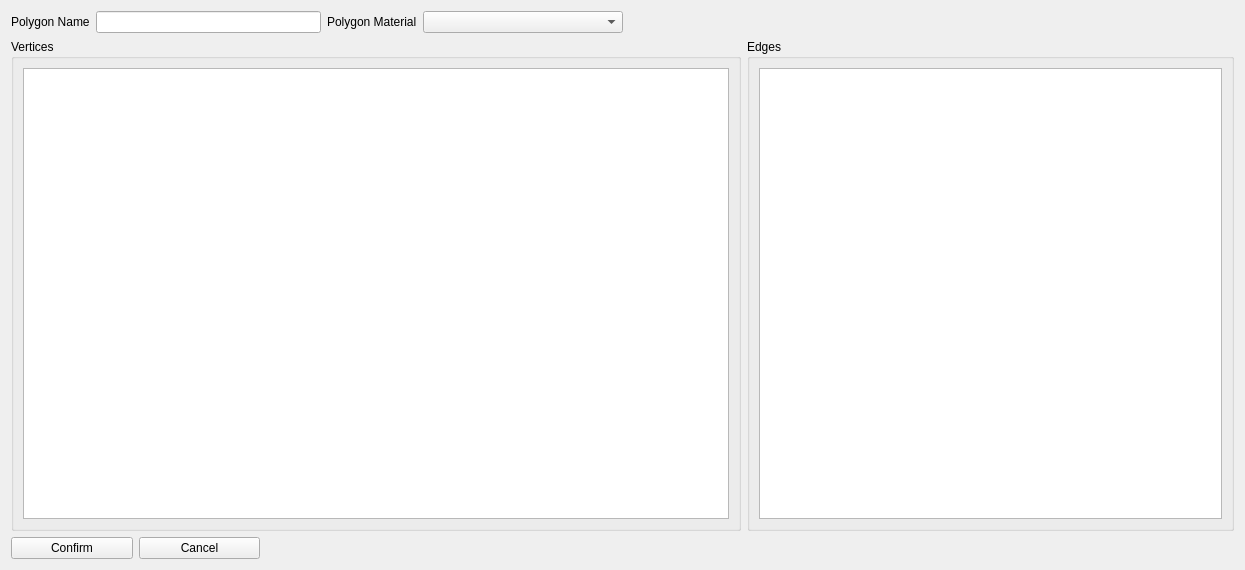
First picture: the form in frontend/editor/editor.ui, repository lord-of-nothing/dirg3, before the edit.
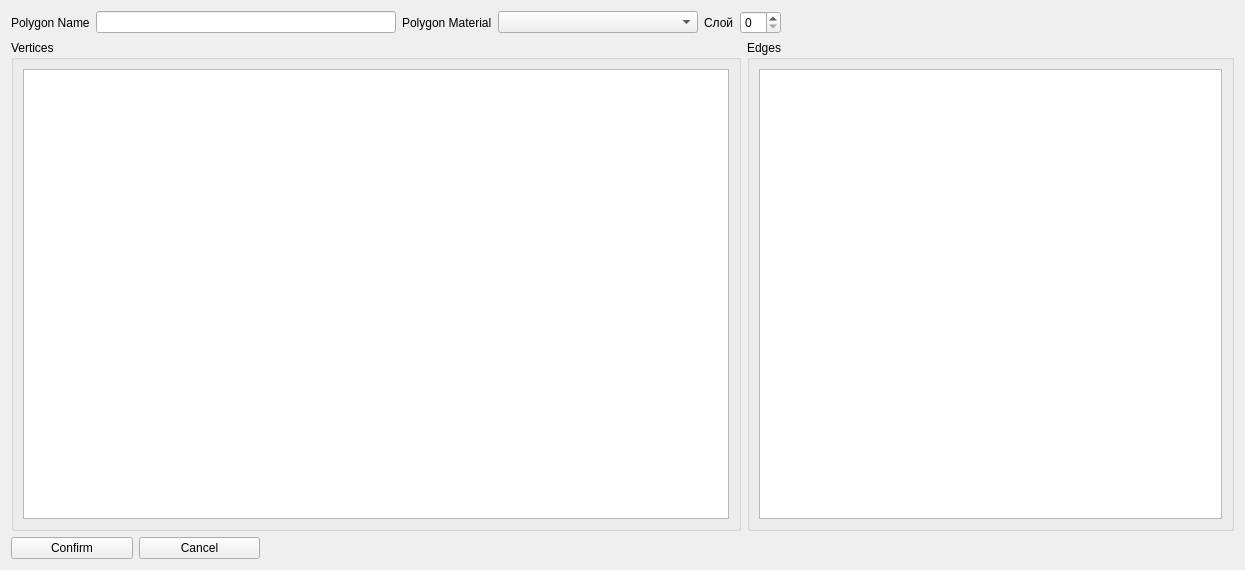
Second picture: the form after the edit.

```diff
--- a/frontend/editor/editor.ui
+++ b/frontend/editor/editor.ui
@@ -15,8 +15,6 @@
   </property>
   <layout class="QVBoxLayout" name="verticalLayout">
    <item>
-    <layout class="QHBoxLayout" name="horizontalLayout_3">
-     <item>
       <layout class="QHBoxLayout" name="horizontalLayout_4">
        <item>
         <widget class="QLabel" name="label">
@@ -26,7 +24,14 @@
         </widget>
        </item>
        <item>
-        <widget class="QLineEdit" name="polygonNameEdit"/>
+      <widget class="QLineEdit" name="polygonNameEdit">
+       <property name="minimumSize">
+        <size>
+         <width>300</width>
+         <height>0</height>
+        </size>
+       </property>
+      </widget>
        </item>
        <item>
         <layout class="QHBoxLayout" name="horizontalLayout_5">
@@ -47,6 +52,18 @@
            </property>
           </widget>
          </item>
+       <item>
+        <layout class="QHBoxLayout" name="horizontalLayout_3">
+         <item>
+          <widget class="QLabel" name="label_3">
+           <property name="text">
+            <string>Слой</string>
+           </property>
+          </widget>
+         </item>
+         <item>
+          <widget class="QSpinBox" name="layerBox"/>
+         </item>
         </layout>
        </item>
       </layout>
@@ -58,7 +75,7 @@
        </property>
        <property name="sizeHint" stdset="0">
         <size>
-         <width>40</width>
+         <width>1224</width>
          <height>20</height>
         </size>
        </property>
```
Lines whose indentation alone changed are shown as unchanged.
